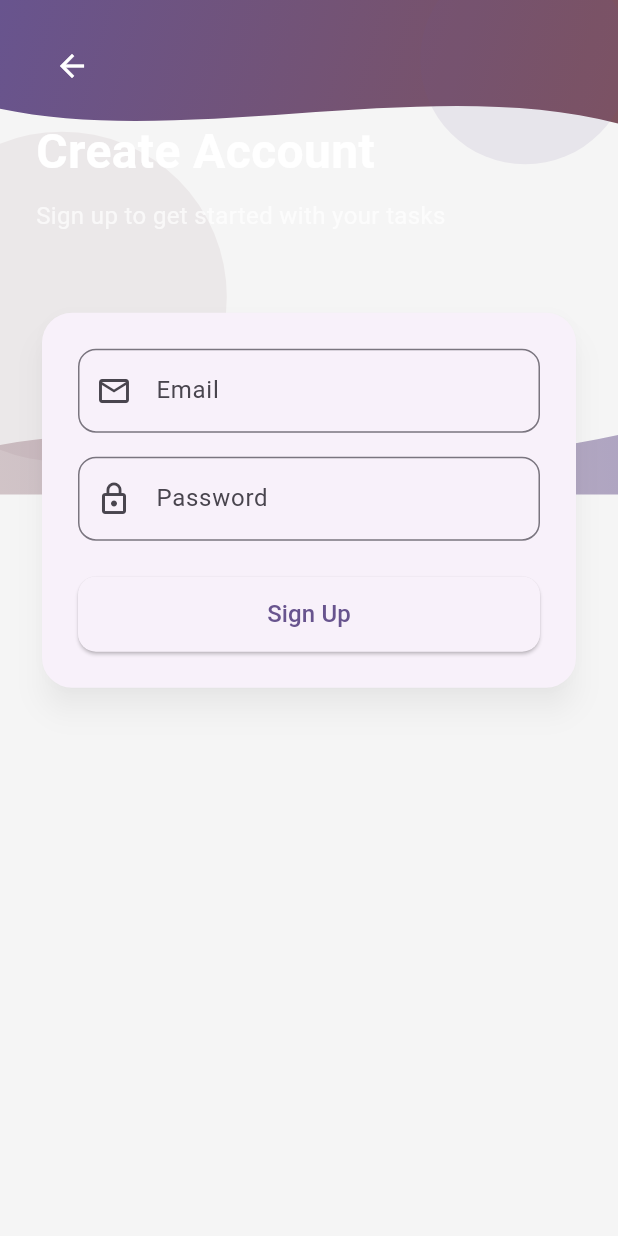
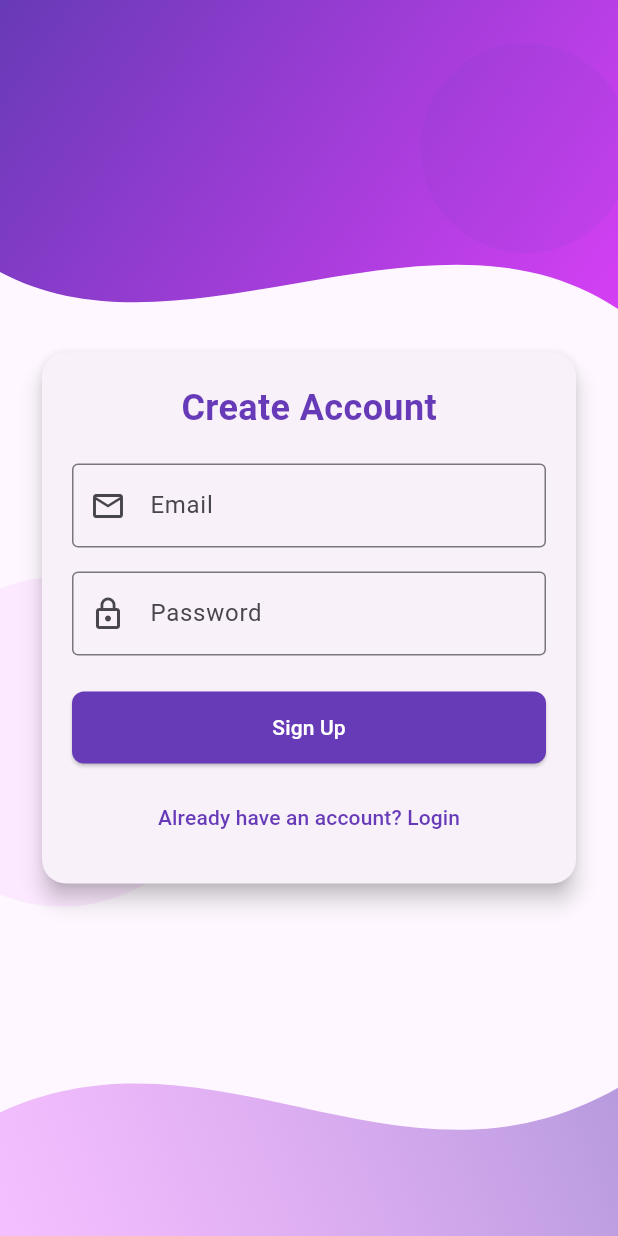
Before and after one commit to nayabamna770-art/flutter_networking, a Flutter app: the screen it shows after launch, after a tap on "Don't have an account? Sign Up", on a phone screen of 412 x 824 dp. Run offline on Flutter 3.47's test engine with Material 3 defaults, Android fonts, the phone set to English and light mode, and no system bars; our stand-ins replace equatable, flutter_bloc, hive_flutter; accounts and stored records are empty.

Commit message:
feat(ui): implement offline local auth flow and canvas styling across login, signup, and todo screens

```diff
--- a/lib/main.dart
+++ b/lib/main.dart
@@ -1,18 +1,20 @@
 import 'package:flutter/material.dart';
 import 'package:flutter_bloc/flutter_bloc.dart';
+import 'package:hive_flutter/hive_flutter.dart';
 import 'cubits/auth_cubit.dart';
 import 'cubits/todos_cubit.dart';
 import 'data/services/hive_service.dart';
 import 'ui/login_screen.dart';
-import 'package:hive_flutter/hive_flutter.dart';
+
 Future<void> main() async {
   WidgetsFlutterBinding.ensureInitialized();
   await Hive.initFlutter();
 
-  // Open boxes for users and todos
-  await Hive.openBox('usersBox');
-  await Hive.openBox('todosBox');
-  await Hive.openBox('sessionBox');
+  // Open boxes matching the exact keys used in LocalStorageService
+  await Hive.openBox('users');
+  await Hive.openBox('todos');
+  await Hive.openBox('session');
+
   runApp(const MyApp());
 }
 
--- a/lib/ui/login_screen.dart
+++ b/lib/ui/login_screen.dart
@@ -2,8 +2,8 @@ import 'package:flutter/material.dart';
 import 'package:flutter_bloc/flutter_bloc.dart';
 import '../cubits/auth_cubit.dart';
 import '../cubits/auth_state.dart';
+import 'todo_screen.dart';
 import 'signup_screen.dart';
-import 'todo_screen.dart';
 import 'widgets/background_painter.dart';
 
 class LoginScreen extends StatefulWidget {
@@ -14,15 +14,8 @@ class LoginScreen extends StatefulWidget {
 }
 
 class _LoginScreenState extends State<LoginScreen> {
-  final _emailController = TextEditingController();
-  final _passwordController = TextEditingController();
-
-  void _onLogin() {
-    context.read<AuthCubit>().login(
-      email: _emailController.text.trim(),
-      password: _passwordController.text.trim(),
-    );
-  }
+  final TextEditingController _emailController = TextEditingController();
+  final TextEditingController _passwordController = TextEditingController();
 
   @override
   void dispose() {
@@ -33,49 +26,17 @@ class _LoginScreenState extends State<LoginScreen> {
 
   @override
   Widget build(BuildContext context) {
-    final size = MediaQuery.of(context).size;
-
     return Scaffold(
-      backgroundColor: Colors.grey[100],
-      body: Stack(
-        children: [
-          // 🎨 Layer 1: Custom Canvas Header Background
-          CustomPaint(
-            size: Size(size.width, size.height * 0.4),
+      body: CustomPaint(
         painter: HeaderBackgroundPainter(
-              primaryColor: Theme.of(context).colorScheme.primary,
-              secondaryColor: Theme.of(context).colorScheme.tertiary,
+          primaryColor: Colors.deepPurple,
+          secondaryColor: Colors.purpleAccent,
         ),
-          ),
-
-          // 📱 Layer 2: Interactive Form & Bloc State Logic
-          SafeArea(
+        child: SafeArea(
+          child: Center(
             child: SingleChildScrollView(
-              padding: const EdgeInsets.symmetric(horizontal: 24.0),
-              child: Column(
-                crossAxisAlignment: CrossAxisAlignment.start,
-                children: [
-                  const SizedBox(height: 40),
-
-                  // --- Header Text ---
-                  const Text(
-                    "Welcome Back",
-                    style: TextStyle(
-                      fontSize: 32,
-                      fontWeight: FontWeight.bold,
-                      color: Colors.white,
-                    ),
-                  ),
-                  const SizedBox(height: 8),
-                  const Text(
-                    "Sign in to continue tracking your tasks",
-                    style: TextStyle(fontSize: 16, color: Colors.white70),
-                  ),
-
-                  SizedBox(height: size.height * 0.08),
-
-                  // --- Login Card Block ---
-                  BlocConsumer<AuthCubit, AuthState>(
+              padding: const EdgeInsets.all(24.0),
+              child: BlocConsumer<AuthCubit, AuthState>(
                 listener: (context, state) {
                   if (state is AuthSuccess) {
                     ScaffoldMessenger.of(context).showSnackBar(
@@ -84,85 +45,95 @@ class _LoginScreenState extends State<LoginScreen> {
                         backgroundColor: Colors.green,
                       ),
                     );
-                        Navigator.of(context).pushReplacement(
-                          MaterialPageRoute(
-                            builder: (context) => const TodoScreen(),
-                          ),
+                    Navigator.pushReplacement(
+                      context,
+                      MaterialPageRoute(builder: (_) => const TodoScreen()),
                     );
                   } else if (state is AuthFailure) {
                     ScaffoldMessenger.of(context).showSnackBar(
                       SnackBar(
                         content: Text(state.errorMessage),
-                            backgroundColor: Colors.red,
+                        backgroundColor: Colors.redAccent,
                       ),
                     );
                   }
                 },
                 builder: (context, state) {
-                      final isLoading = state is AuthLoading;
-
                   return Card(
-                        elevation: 8,
-                        shadowColor: Colors.black26,
+                    elevation: 6,
                     shape: RoundedRectangleBorder(
-                          borderRadius: BorderRadius.circular(20),
+                      borderRadius: BorderRadius.circular(16),
                     ),
                     child: Padding(
-                          padding: const EdgeInsets.all(24.0),
+                      padding: const EdgeInsets.all(20.0),
                       child: Column(
-                            crossAxisAlignment: CrossAxisAlignment.stretch,
+                        mainAxisSize: MainAxisSize.min,
                         children: [
-                              // Email Input
+                          const Text(
+                            'Welcome Back',
+                            style: TextStyle(
+                              fontSize: 24,
+                              fontWeight: FontWeight.bold,
+                              color: Colors.deepPurple,
+                            ),
+                          ),
+                          const SizedBox(height: 20),
                           TextField(
                             controller: _emailController,
-                                keyboardType: TextInputType.emailAddress,
-                                decoration: InputDecoration(
+                            decoration: const InputDecoration(
                               labelText: 'Email',
-                                  prefixIcon: const Icon(Icons.email_outlined),
-                                  border: OutlineInputBorder(
-                                    borderRadius: BorderRadius.circular(12),
-                                  ),
+                              prefixIcon: Icon(Icons.email_outlined),
+                              border: OutlineInputBorder(),
                             ),
                           ),
                           const SizedBox(height: 16),
-
-                              // Password Input
                           TextField(
                             controller: _passwordController,
                             obscureText: true,
-                                decoration: InputDecoration(
+                            decoration: const InputDecoration(
                               labelText: 'Password',
-                                  prefixIcon: const Icon(Icons.lock_outline),
-                                  border: OutlineInputBorder(
-                                    borderRadius: BorderRadius.circular(12),
-                                  ),
+                              prefixIcon: Icon(Icons.lock_outline),
+                              border: OutlineInputBorder(),
                             ),
                           ),
                           const SizedBox(height: 24),
-
-                              // Submit Button
-                              SizedBox(
-                                height: 50,
-                                child: ElevatedButton(
+                          state is AuthLoading
+                              ? const CircularProgressIndicator()
+                              : ElevatedButton(
                                   style: ElevatedButton.styleFrom(
+                                    minimumSize: const Size.fromHeight(48),
+                                    backgroundColor: Colors.deepPurple,
+                                    foregroundColor: Colors.white,
                                     shape: RoundedRectangleBorder(
-                                      borderRadius: BorderRadius.circular(12),
+                                      borderRadius: BorderRadius.circular(8),
                                     ),
                                   ),
-                                  onPressed: isLoading ? null : _onLogin,
-                                  child: isLoading
-                                      ? const SizedBox(
-                                          height: 24,
-                                          width: 24,
-                                          child: CircularProgressIndicator(
-                                            color: Colors.white,
-                                            strokeWidth: 2.5,
+                                  onPressed: () {
+                                    final email = _emailController.text.trim();
+                                    final password =
+                                        _passwordController.text.trim();
+                                    if (email.isNotEmpty &&
+                                        password.isNotEmpty) {
+                                      context.read<AuthCubit>().login(
+                                            email: email,
+                                            password: password,
+                                          );
+                                    }
+                                  },
+                                  child: const Text('Login'),
                                 ),
-                                        )
-                                      : const Text(
-                                          'Sign In',
-                                          style: TextStyle(fontSize: 16),
-                                        ),
+                          const SizedBox(height: 12),
+                          TextButton(
+                            onPressed: () {
+                              Navigator.push(
+                                context,
+                                MaterialPageRoute(
+                                    builder: (_) => const SignupScreen()),
+                              );
+                            },
+                            child: const Text(
+                              "Don't have an account? Sign Up",
+                              style: TextStyle(color: Colors.deepPurple),
                             ),
                           ),
                         ],
@@ -171,46 +142,10 @@ class _LoginScreenState extends State<LoginScreen> {
                   );
                 },
               ),
-
-                  const SizedBox(height: 20),
-
-                  // --- Navigation Link ---
-                  Center(
-                    child: TextButton(
-                      onPressed: () {
-                        Navigator.of(context).push(
-                          MaterialPageRoute(
-                            builder: (_) => const SignUpScreen(),
-                          ),
-                        );
-                      },
-                      child: RichText(
-                        text: TextSpan(
-                          style: TextStyle(
-                            color: Colors.grey[700],
-                            fontSize: 14,
-                          ),
-                          children: [
-                            const TextSpan(text: "Don't have an account? "),
-                            TextSpan(
-                              text: "Sign Up",
-                              style: TextStyle(
-                                color: Theme.of(context).colorScheme.primary,
-                                fontWeight: FontWeight.bold,
-                              ),
-                            ),
-                          ],
             ),
           ),
         ),
       ),
-                  const SizedBox(height: 20),
-                ],
-              ),
-            ),
-          ),
-        ],
-      ),
     );
   }
 }
--- a/lib/ui/signup_screen.dart
+++ b/lib/ui/signup_screen.dart
@@ -2,30 +2,19 @@ import 'package:flutter/material.dart';
 import 'package:flutter_bloc/flutter_bloc.dart';
 import '../cubits/auth_cubit.dart';
 import '../cubits/auth_state.dart';
-//import '../data/models/user_signup_model.dart';
+import 'todo_screen.dart';
 import 'widgets/background_painter.dart';
 
-class SignUpScreen extends StatefulWidget {
-  const SignUpScreen({super.key});
+class SignupScreen extends StatefulWidget {
+  const SignupScreen({super.key});
 
   @override
-  State<SignUpScreen> createState() => _SignUpScreenState();
+  State<SignupScreen> createState() => _SignupScreenState();
 }
 
-class _SignUpScreenState extends State<SignUpScreen> {
-  final _emailController = TextEditingController();
-  final _passwordController = TextEditingController();
-
-  void _onSignUp() {
-    final email = _emailController.text.trim();
-    final password = _passwordController.text.trim();
-
-    if (email.isNotEmpty && password.isNotEmpty) {
-      context.read<AuthCubit>().signUp(
-          email: email, password: password,
-          );
-    }
-  }
+class _SignupScreenState extends State<SignupScreen> {
+  final TextEditingController _emailController = TextEditingController();
+  final TextEditingController _passwordController = TextEditingController();
 
   @override
   void dispose() {
@@ -36,59 +25,17 @@ class _SignUpScreenState extends State<SignUpScreen> {
 
   @override
   Widget build(BuildContext context) {
-    final size = MediaQuery.of(context).size;
-
     return Scaffold(
-      backgroundColor: Colors.grey[100],
-      body: Stack(
-        children: [
-          // 🎨 Custom Canvas Background
-          CustomPaint(
-            size: Size(size.width, size.height * 0.4),
+      body: CustomPaint(
         painter: HeaderBackgroundPainter(
-              primaryColor: Theme.of(context).colorScheme.primary,
-              secondaryColor: Theme.of(context).colorScheme.tertiary,
+          primaryColor: Colors.deepPurple,
+          secondaryColor: Colors.purpleAccent,
         ),
-          ),
-
-          // 📱 Screen Content
-          SafeArea(
+        child: SafeArea(
+          child: Center(
             child: SingleChildScrollView(
-              padding: const EdgeInsets.symmetric(horizontal: 24.0),
-              child: Column(
-                crossAxisAlignment: CrossAxisAlignment.start,
-                children: [
-                  const SizedBox(height: 20),
-
-                  // Back Button
-                  IconButton(
-                    icon: const Icon(Icons.arrow_back, color: Colors.white),
-                    onPressed: () => Navigator.of(context).pop(),
-                  ),
-                  const SizedBox(height: 10),
-
-                  // Title Header
-                  const Text(
-                    "Create Account",
-                    style: TextStyle(
-                      fontSize: 32,
-                      fontWeight: FontWeight.bold,
-                      color: Colors.white,
-                    ),
-                  ),
-                  const SizedBox(height: 8),
-                  const Text(
-                    "Sign up to get started with your tasks",
-                    style: TextStyle(
-                      fontSize: 16,
-                      color: Colors.white70,
-                    ),
-                  ),
-
-                  SizedBox(height: size.height * 0.06),
-
-                  // Form Card
-                  BlocConsumer<AuthCubit, AuthState>(
+              padding: const EdgeInsets.all(24.0),
+              child: BlocConsumer<AuthCubit, AuthState>(
                 listener: (context, state) {
                   if (state is AuthSuccess) {
                     ScaffoldMessenger.of(context).showSnackBar(
@@ -97,76 +44,92 @@ class _SignUpScreenState extends State<SignUpScreen> {
                         backgroundColor: Colors.green,
                       ),
                     );
-                        Navigator.of(context).pop(); // Return to login
+                    Navigator.pushAndRemoveUntil(
+                      context,
+                      MaterialPageRoute(builder: (_) => const TodoScreen()),
+                      (route) => false,
+                    );
                   } else if (state is AuthFailure) {
                     ScaffoldMessenger.of(context).showSnackBar(
                       SnackBar(
                         content: Text(state.errorMessage),
-                            backgroundColor: Colors.red,
+                        backgroundColor: Colors.redAccent,
                       ),
                     );
                   }
                 },
                 builder: (context, state) {
-                      final isLoading = state is AuthLoading;
-
                   return Card(
-                        elevation: 8,
-                        shadowColor: Colors.black26,
+                    elevation: 6,
                     shape: RoundedRectangleBorder(
-                          borderRadius: BorderRadius.circular(20),
+                      borderRadius: BorderRadius.circular(16),
                     ),
                     child: Padding(
-                          padding: const EdgeInsets.all(24.0),
+                      padding: const EdgeInsets.all(20.0),
                       child: Column(
-                            crossAxisAlignment: CrossAxisAlignment.stretch,
+                        mainAxisSize: MainAxisSize.min,
                         children: [
+                          const Text(
+                            'Create Account',
+                            style: TextStyle(
+                              fontSize: 24,
+                              fontWeight: FontWeight.bold,
+                              color: Colors.deepPurple,
+                            ),
+                          ),
+                          const SizedBox(height: 20),
                           TextField(
                             controller: _emailController,
-                                keyboardType: TextInputType.emailAddress,
-                                decoration: InputDecoration(
+                            decoration: const InputDecoration(
                               labelText: 'Email',
-                                  prefixIcon: const Icon(Icons.email_outlined),
-                                  border: OutlineInputBorder(
-                                    borderRadius: BorderRadius.circular(12),
-                                  ),
+                              prefixIcon: Icon(Icons.email_outlined),
+                              border: OutlineInputBorder(),
                             ),
                           ),
                           const SizedBox(height: 16),
                           TextField(
                             controller: _passwordController,
                             obscureText: true,
-                                decoration: InputDecoration(
+                            decoration: const InputDecoration(
                               labelText: 'Password',
-                                  prefixIcon: const Icon(Icons.lock_outline),
-                                  border: OutlineInputBorder(
-                                    borderRadius: BorderRadius.circular(12),
-                                  ),
+                              prefixIcon: Icon(Icons.lock_outline),
+                              border: OutlineInputBorder(),
                             ),
                           ),
                           const SizedBox(height: 24),
-                              SizedBox(
-                                height: 50,
-                                child: ElevatedButton(
+                          state is AuthLoading
+                              ? const CircularProgressIndicator()
+                              : ElevatedButton(
                                   style: ElevatedButton.styleFrom(
+                                    minimumSize: const Size.fromHeight(48),
+                                    backgroundColor: Colors.deepPurple,
+                                    foregroundColor: Colors.white,
                                     shape: RoundedRectangleBorder(
-                                      borderRadius: BorderRadius.circular(12),
+                                      borderRadius: BorderRadius.circular(8),
                                     ),
                                   ),
-                                  onPressed: isLoading ? null : _onSignUp,
-                                  child: isLoading
-                                      ? const SizedBox(
-                                          height: 24,
-                                          width: 24,
-                                          child: CircularProgressIndicator(
-                                            color: Colors.white,
-                                            strokeWidth: 2.5,
+                                  onPressed: () {
+                                    final email = _emailController.text.trim();
+                                    final password = _passwordController.text
+                                        .trim();
+                                    if (email.isNotEmpty &&
+                                        password.isNotEmpty) {
+                                      context.read<AuthCubit>().signUp(
+                                        email: email,
+                                        password: password,
+                                      );
+                                    }
+                                  },
+                                  child: const Text('Sign Up'),
                                 ),
-                                        )
-                                      : const Text(
-                                          'Sign Up',
-                                          style: TextStyle(fontSize: 16),
-                                        ),
+                          const SizedBox(height: 12),
+                          TextButton(
+                            onPressed: () {
+                              Navigator.pop(context);
+                            },
+                            child: const Text(
+                              'Already have an account? Login',
+                              style: TextStyle(color: Colors.deepPurple),
                             ),
                           ),
                         ],
@@ -175,11 +138,9 @@ class _SignUpScreenState extends State<SignUpScreen> {
                   );
                 },
               ),
-                ],
             ),
           ),
         ),
-        ],
       ),
     );
   }
```
Also changed, not shown: lib/ui/todo_screen.dart (+41 -17 lines). Lines whose indentation alone changed are shown as unchanged.
